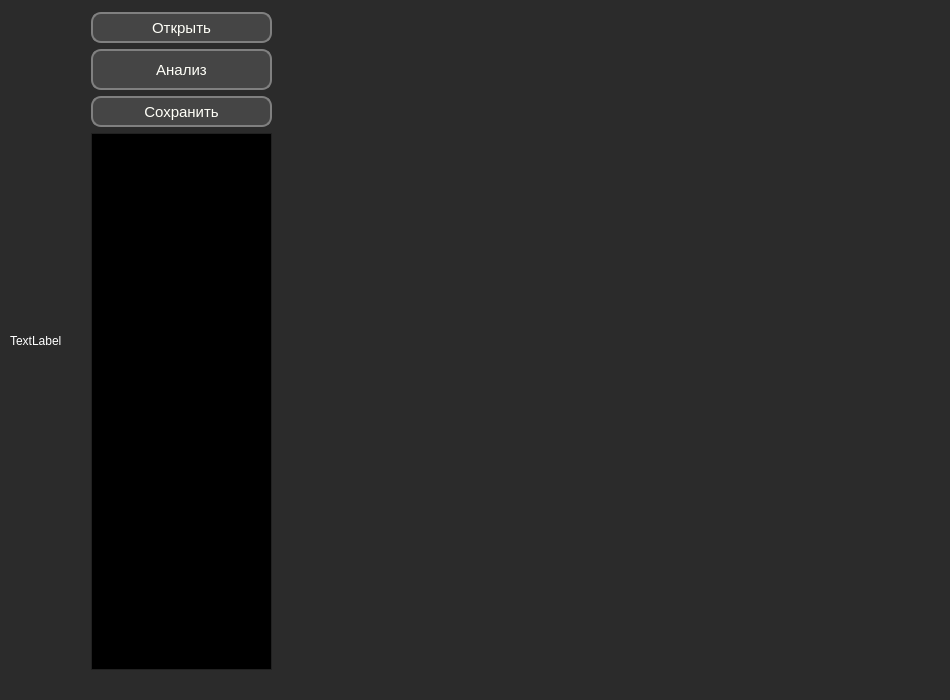
The window that ui/main.ui (artemk1337/white_line_detection_football_field) describes before a commit, drawn with Qt 5.
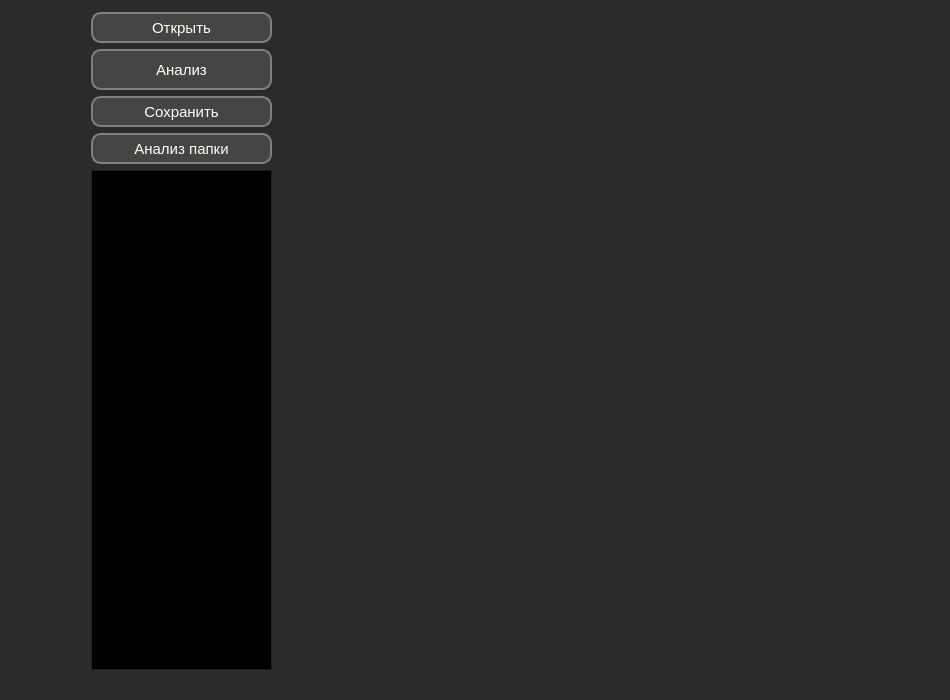
The same window after the commit.

```diff
--- a/ui/main.ui
+++ b/ui/main.ui
@@ -454,7 +454,10 @@
      <item>
       <widget class="QLabel" name="label_image">
        <property name="text">
-        <string>TextLabel</string>
+        <string/>
+       </property>
+       <property name="alignment">
+        <set>Qt::AlignCenter</set>
        </property>
       </widget>
      </item>
@@ -600,11 +603,52 @@
         </widget>
        </item>
        <item>
-        <widget class="QTextEdit" name="textEdit">
+        <widget class="QPushButton" name="pushButton_analyze_folder">
          <property name="minimumSize">
           <size>
            <width>181</width>
-           <height>521</height>
+           <height>31</height>
+          </size>
+         </property>
+         <property name="maximumSize">
+          <size>
+           <width>181</width>
+           <height>31</height>
+          </size>
+         </property>
+         <property name="styleSheet">
+          <string notr="true">QWidget {
+font-size: 15px;
+}
+
+QPushButton {
+background-color: #454545;
+color: #fffff8;
+border: 2px solid #808080;
+border-radius: 10px;
+/*border-bottom-left-radius: 15px;*/
+}
+
+QPushButton:hover {
+background-color: #323232;
+}
+
+QPushButton:pressed {
+background-color: #323232;
+border: 4px solid #808080;
+}</string>
+         </property>
+         <property name="text">
+          <string>Анализ папки</string>
+         </property>
+        </widget>
+       </item>
+       <item>
+        <widget class="QTextEdit" name="textEdit_lines">
+         <property name="minimumSize">
+          <size>
+           <width>181</width>
+           <height>480</height>
           </size>
          </property>
          <property name="maximumSize">
```
Left out of the diff: 4 changed lines with no effect on the pictures.
